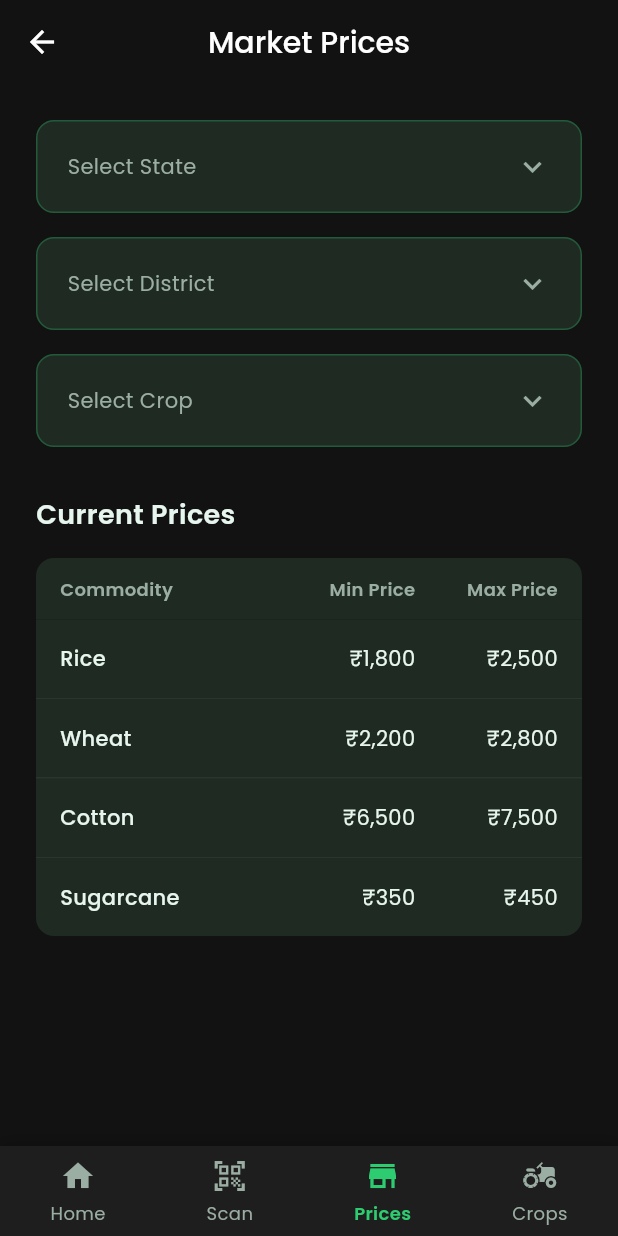
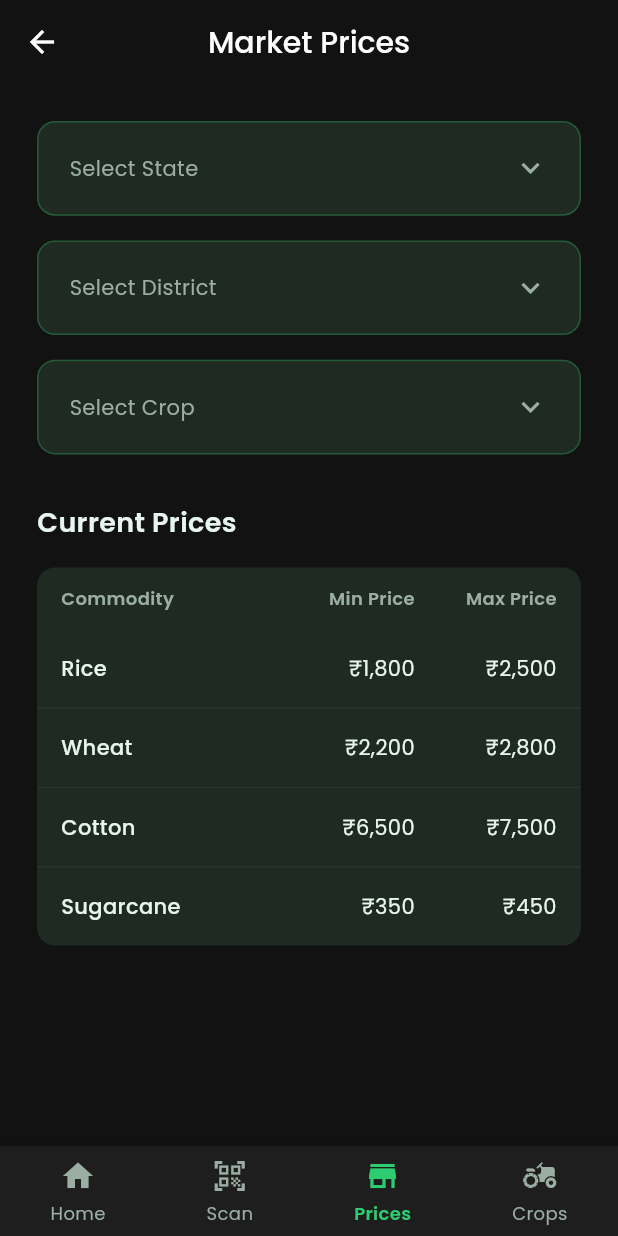
Before and after one commit to AaryanCode69/Krishi-Mitra-App, a Flutter app: the CropDiagnosisScreen screen opened by its route, after a tap on "View All →", on a phone screen of 412 x 824 dp. Run offline on Flutter 3.47's test engine with Material 3 defaults, Android fonts, the phone set to English and light mode, and no system bars; our stand-ins replace flutter_riverpod, go_router, google_fonts, pinput.

Commit message:
fix: make entire app responsive and resolve bottom overflow error
- Add resizeToAvoidBottomInset to all Scaffold widgets to fix 1px overflow
- Implement responsive layouts using LayoutBuilder across all screens
- Add dynamic sizing with percentage-based calculations and clamp constraints
- Wrap content in SingleChildScrollView to prevent overflow on small screens

Responsive improvements by screen:
- Crop diagnosis: adaptive camera frame (200-350px) and icon sizing
- Crop analysis: dynamic circle size (45% width, 150-200px range)
- Disease detection: responsive image height (35% screen, 200-300px)
  and Wrap widget for badges to prevent overflow
- Market prices: scalable dropdowns and table with percentage-based spacing
- All screens: font sizes and spacing scale proportionally with screen dimensions

Ensures consistent UI across all device sizes from small phones to tablets.

```diff
--- a/lib/features/1_auth/presentation/screens/create_account_screen.dart
+++ b/lib/features/1_auth/presentation/screens/create_account_screen.dart
@@ -19,6 +19,7 @@ class CreateAccountScreen extends ConsumerWidget {
     final height = MediaQuery.sizeOf(context).height;
 
     return Scaffold(
+      resizeToAvoidBottomInset: true,
       appBar: AppBar(
         centerTitle: true,
         elevation: 0,
--- a/lib/features/1_auth/presentation/screens/crop_diagnosis_screen.dart
+++ b/lib/features/1_auth/presentation/screens/crop_diagnosis_screen.dart
@@ -9,6 +9,7 @@ class CropDiagnosisScreen extends StatelessWidget {
   @override
   Widget build(BuildContext context) {
     return Scaffold(
+      resizeToAvoidBottomInset: true,
       backgroundColor: const Color(0xFF1A1A1A),
       appBar: AppBar(
         backgroundColor: const Color(0xFF1A1A1A),
@@ -32,32 +33,44 @@ class CropDiagnosisScreen extends StatelessWidget {
         ),
         centerTitle: true,
       ),
-      body: Column(
-        children: [
-          Expanded(
+      body: LayoutBuilder(
+        builder: (context, constraints) {
+          final screenHeight = constraints.maxHeight;
+          final screenWidth = constraints.maxWidth;
+
+          return SingleChildScrollView(
+            child: ConstrainedBox(
+              constraints: BoxConstraints(minHeight: screenHeight),
               child: Padding(
-              padding: const EdgeInsets.all(24),
+                padding: EdgeInsets.symmetric(
+                  horizontal: screenWidth * 0.06,
+                  vertical: screenHeight * 0.02,
+                ),
                 child: Column(
                   mainAxisAlignment: MainAxisAlignment.center,
                   children: [
-                  const SizedBox(height: 40),
+                    SizedBox(height: screenHeight * 0.02),
 
                     // Instruction Text
                     Text(
                       'Place the leaf inside the frame and tap to scan',
                       style: GoogleFonts.roboto(
                         color: Colors.white70,
-                      fontSize: 16,
+                        fontSize: screenWidth * 0.04,
                       ),
                       textAlign: TextAlign.center,
                     ),
 
-                  const SizedBox(height: 60),
+                    SizedBox(height: screenHeight * 0.04),
 
                     // Camera Frame
                     Container(
                       width: double.infinity,
-                    height: 300,
+                      height: screenHeight * 0.35,
+                      constraints: BoxConstraints(
+                        maxHeight: 350,
+                        minHeight: 200,
+                      ),
                       decoration: BoxDecoration(
                         border: Border.all(
                           color: const Color(0xFF4CAF50),
@@ -73,8 +86,14 @@ class CropDiagnosisScreen extends StatelessWidget {
                             mainAxisAlignment: MainAxisAlignment.center,
                             children: [
                               Container(
-                              width: 60,
-                              height: 60,
+                                width: screenWidth * 0.15,
+                                height: screenWidth * 0.15,
+                                constraints: const BoxConstraints(
+                                  maxWidth: 60,
+                                  maxHeight: 60,
+                                  minWidth: 40,
+                                  minHeight: 40,
+                                ),
                                 decoration: BoxDecoration(
                                   border: Border.all(
                                     color: Colors.white54,
@@ -82,18 +101,18 @@ class CropDiagnosisScreen extends StatelessWidget {
                                   ),
                                   borderRadius: BorderRadius.circular(8),
                                 ),
-                              child: const Icon(
+                                child: Icon(
                                   Icons.agriculture,
                                   color: Colors.white54,
-                                size: 30,
+                                  size: screenWidth * 0.08,
                                 ),
                               ),
-                            const SizedBox(height: 20),
+                              SizedBox(height: screenHeight * 0.02),
                               Text(
                                 'Place leaf inside the frame',
                                 style: GoogleFonts.roboto(
                                   color: Colors.white54,
-                                fontSize: 14,
+                                  fontSize: screenWidth * 0.035,
                                 ),
                               ),
                             ],
@@ -102,7 +121,7 @@ class CropDiagnosisScreen extends StatelessWidget {
                       ),
                     ),
 
-                  const Spacer(),
+                    SizedBox(height: screenHeight * 0.04),
 
                     // Open Camera Button
                     SizedBox(
@@ -141,7 +160,7 @@ class CropDiagnosisScreen extends StatelessWidget {
                       ),
                     ),
 
-                  const SizedBox(height: 20),
+                    SizedBox(height: screenHeight * 0.02),
 
                     // Upload from Gallery Button
                     TextButton(
@@ -169,12 +188,13 @@ class CropDiagnosisScreen extends StatelessWidget {
                       ),
                     ),
 
-                  const SizedBox(height: 40),
+                    SizedBox(height: screenHeight * 0.02),
                   ],
                 ),
               ),
             ),
-        ],
+          );
+        },
       ),
         bottomNavigationBar: HomeBottomNav(
         currentIndex: 1,
--- a/lib/features/1_auth/presentation/screens/onboarding.dart
+++ b/lib/features/1_auth/presentation/screens/onboarding.dart
@@ -29,6 +29,7 @@ class _LanguageSelectionScreenState extends State<LanguageSelectionScreen> {
 
 
     return Scaffold(
+      resizeToAvoidBottomInset: true,
       backgroundColor: Colors.white,
       appBar: AppBar(
         backgroundColor: Colors.white,
--- a/lib/features/1_auth/presentation/screens/otp_verification_screen.dart
+++ b/lib/features/1_auth/presentation/screens/otp_verification_screen.dart
@@ -20,6 +20,7 @@ class OtpVerificationScreen extends ConsumerWidget {
     final width = MediaQuery.sizeOf(context).width;
 
     return Scaffold(
+      resizeToAvoidBottomInset: true,
       appBar: AppBar(
         centerTitle: true,
         backgroundColor: otpScreenBgColor,
--- a/lib/features/2_home/presentation/screens/home_screen.dart
+++ b/lib/features/2_home/presentation/screens/home_screen.dart
@@ -14,6 +14,7 @@ class HomeScreen extends StatelessWidget {
   @override
   Widget build(BuildContext context) {
     return Scaffold(
+      resizeToAvoidBottomInset: true,
       backgroundColor: homeBackground,
       appBar: _buildAppBar(),
       body: SingleChildScrollView(
--- a/lib/features/2_home/presentation/screens/mandi_prices_screen.dart
+++ b/lib/features/2_home/presentation/screens/mandi_prices_screen.dart
@@ -20,6 +20,7 @@ class MandiPricesScreen extends ConsumerWidget {
     ];
 
     return Scaffold(
+      resizeToAvoidBottomInset: true,
       backgroundColor: darkBackground,
       appBar: AppBar(
         backgroundColor: darkBackground,
--- a/lib/features/2_home/presentation/screens/market_prices_screen.dart
+++ b/lib/features/2_home/presentation/screens/market_prices_screen.dart
@@ -10,6 +10,7 @@ class MarketPricesScreen extends StatelessWidget {
   @override
   Widget build(BuildContext context) {
     return Scaffold(
+      resizeToAvoidBottomInset: true,
       backgroundColor: darkBackground,
       appBar: AppBar(
         backgroundColor: darkBackground,
@@ -33,53 +34,60 @@ class MarketPricesScreen extends StatelessWidget {
         ),
         centerTitle: true,
       ),
-      body: SingleChildScrollView(
+      body: LayoutBuilder(
+        builder: (context, constraints) {
+          final screenWidth = constraints.maxWidth;
+
+          return SingleChildScrollView(
             child: Padding(
-          padding: const EdgeInsets.all(24),
+              padding: EdgeInsets.all(screenWidth * 0.06),
               child: Column(
                 crossAxisAlignment: CrossAxisAlignment.start,
                 children: [
               // Select State Dropdown
               _buildDropdown(
+                context,
                 label: 'Select State',
                 onTap: () {
                   // TODO: Show state picker
                 },
               ),
 
-              const SizedBox(height: 16),
+              SizedBox(height: screenWidth * 0.04),
 
               // Select District Dropdown
               _buildDropdown(
+                context,
                 label: 'Select District',
                 onTap: () {
                   // TODO: Show district picker
                 },
               ),
 
-              const SizedBox(height: 16),
+              SizedBox(height: screenWidth * 0.04),
 
               // Select Crop Dropdown
               _buildDropdown(
+                context,
                 label: 'Select Crop',
                 onTap: () {
                   // TODO: Show crop picker
                 },
               ),
 
-              const SizedBox(height: 32),
+              SizedBox(height: screenWidth * 0.08),
 
               // Current Prices Header
               Text(
                 'Current Prices',
                 style: GoogleFonts.poppins(
                   color: onDarkTextColor,
-                  fontSize: 18,
+                  fontSize: (screenWidth * 0.045).clamp(16.0, 18.0),
                   fontWeight: FontWeight.w600,
                 ),
               ),
 
-              const SizedBox(height: 16),
+              SizedBox(height: screenWidth * 0.04),
 
               // Price Table Header
               Container(
@@ -140,10 +148,12 @@ class MarketPricesScreen extends StatelessWidget {
               _buildPriceRow('Cotton', '₹6,500', '₹7,500'),
               _buildPriceRow('Sugarcane', '₹350', '₹450', isLast: true),
 
-              const SizedBox(height: 24),
+              SizedBox(height: screenWidth * 0.06),
                 ],
               ),
             ),
+          );
+        },
       ),
       bottomNavigationBar: HomeBottomNav(
         currentIndex: 2,
@@ -167,14 +177,20 @@ class MarketPricesScreen extends StatelessWidget {
     );
   }
 
-  Widget _buildDropdown({
+  Widget _buildDropdown(
+    BuildContext context, {
     required String label,
     required VoidCallback onTap,
   }) {
+    final screenWidth = MediaQuery.of(context).size.width;
+
     return GestureDetector(
       onTap: onTap,
       child: Container(
-        padding: const EdgeInsets.symmetric(horizontal: 20, vertical: 18),
+        padding: EdgeInsets.symmetric(
+          horizontal: screenWidth * 0.05,
+          vertical: screenWidth * 0.045,
+        ),
         decoration: BoxDecoration(
           color: darkCard,
           borderRadius: BorderRadius.circular(12),
@@ -190,14 +206,14 @@ class MarketPricesScreen extends StatelessWidget {
                 label,
                 style: GoogleFonts.poppins(
                   color: mutedTextColor,
-                  fontSize: 14,
+                  fontSize: (screenWidth * 0.035).clamp(12.0, 14.0),
                 ),
               ),
             ),
             Icon(
               Icons.keyboard_arrow_down,
               color: mutedTextColor,
-              size: 24,
+              size: (screenWidth * 0.06).clamp(20.0, 24.0),
             ),
           ],
         ),
--- a/lib/features/2_home/presentation/screens/my_crops_screen.dart
+++ b/lib/features/2_home/presentation/screens/my_crops_screen.dart
@@ -29,6 +29,7 @@ class MyCropsScreen extends ConsumerWidget {
     final cropSubmissions = ref.watch(cropHistorySummaryProvider);
 
     return Scaffold(
+      resizeToAvoidBottomInset: true,
       backgroundColor: darkBackground,
       appBar: AppBar(
         backgroundColor: darkBackground,
--- a/lib/features/2_home/presentation/screens/weather_details_screen.dart
+++ b/lib/features/2_home/presentation/screens/weather_details_screen.dart
@@ -19,6 +19,7 @@ class WeatherDetailsScreen extends ConsumerWidget {
     );
 
     return Scaffold(
+      resizeToAvoidBottomInset: true,
       backgroundColor: darkBackground,
       appBar: AppBar(
         backgroundColor: darkBackground,
```
Also changed, not shown: lib/features/1_auth/presentation/screens/crop_analysis_screen.dart (+28 -13 lines), lib/features/1_auth/presentation/screens/disease_detection_screen.dart (+47 -32 lines). Lines whose indentation alone changed are shown as unchanged.
